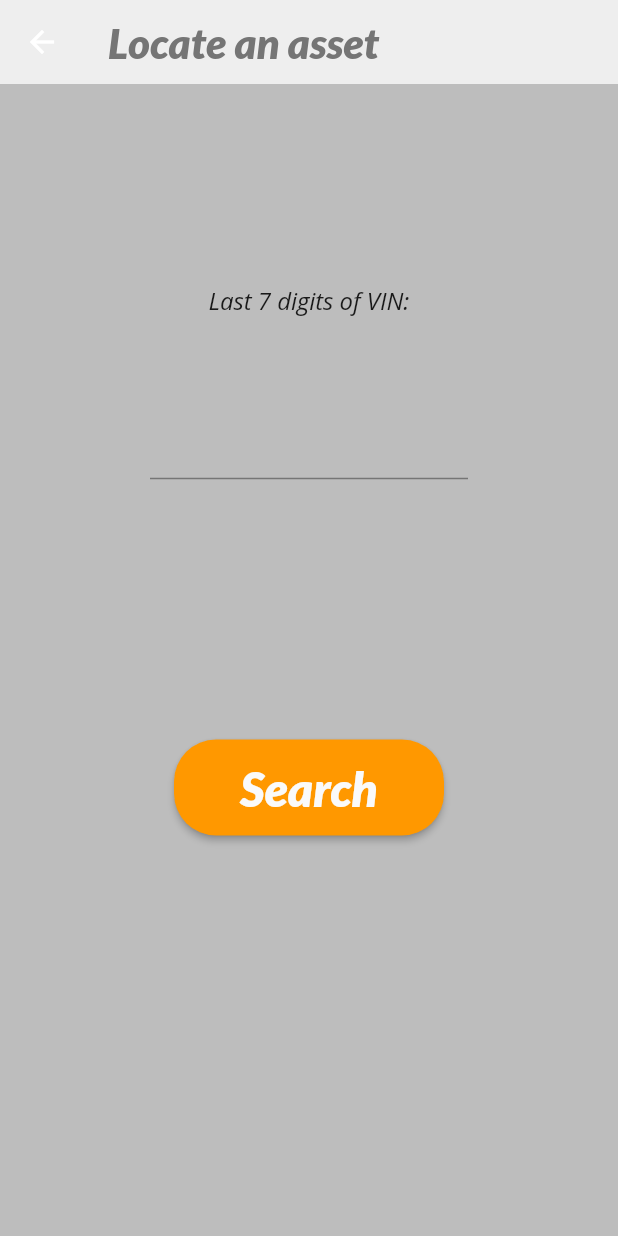
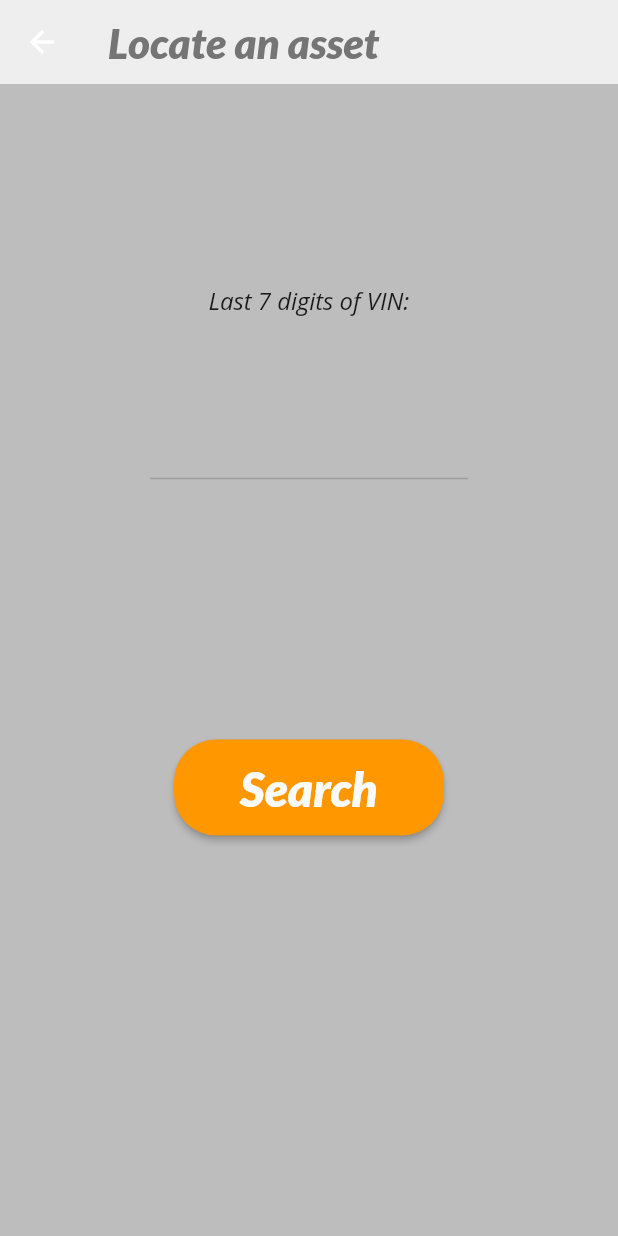
Before and after one commit to aehaldy/Tabber, a Flutter app: the SearchForm screen opened directly, on a phone screen of 412 x 824 dp. Run offline on Flutter 3.47's test engine with Material 2 defaults, Android fonts, the phone set to English and light mode, and no system bars; our stand-ins replace cloud_firestore, firebase_auth, location; missing offline and left inert: barcode_scan, map_launcher; accounts and stored records are empty.

Commit message:
Minor tweaks to appearance

```diff
--- a/lib/screens/home/search/searchForm.dart
+++ b/lib/screens/home/search/searchForm.dart
@@ -50,15 +50,29 @@ class _SearchFormState extends State<SearchForm> {
             child: Form(
               key: _formKey,
               child: TextFormField(
+                cursorColor: Colors.orangeAccent,
+
                 validator: (val) {
                   if (val.isNotEmpty && val.length == 7) {
                     return null;
                   } return 'Seven-digit code required';
                 },
+                decoration: new InputDecoration(
+                  //labelText: "Enter password",
+                  enabledBorder: UnderlineInputBorder(
+                    borderSide: BorderSide(color: Colors.grey),
+                  ) ,
+                  focusedBorder: UnderlineInputBorder(
+                    borderSide: BorderSide(color: Colors.orangeAccent,
+                  ),
+                ),
+                ),
                 keyboardType: TextInputType.number,
                 style: TextStyle(
                   fontFamily: 'OpenSans',
-                  fontSize: 32
+                  fontSize: 32,
+                  fontWeight: FontWeight.w600,
+                  color: Colors.grey[50],
                 ),
                 textAlign: TextAlign.center,
                 onChanged: (val) {
```
